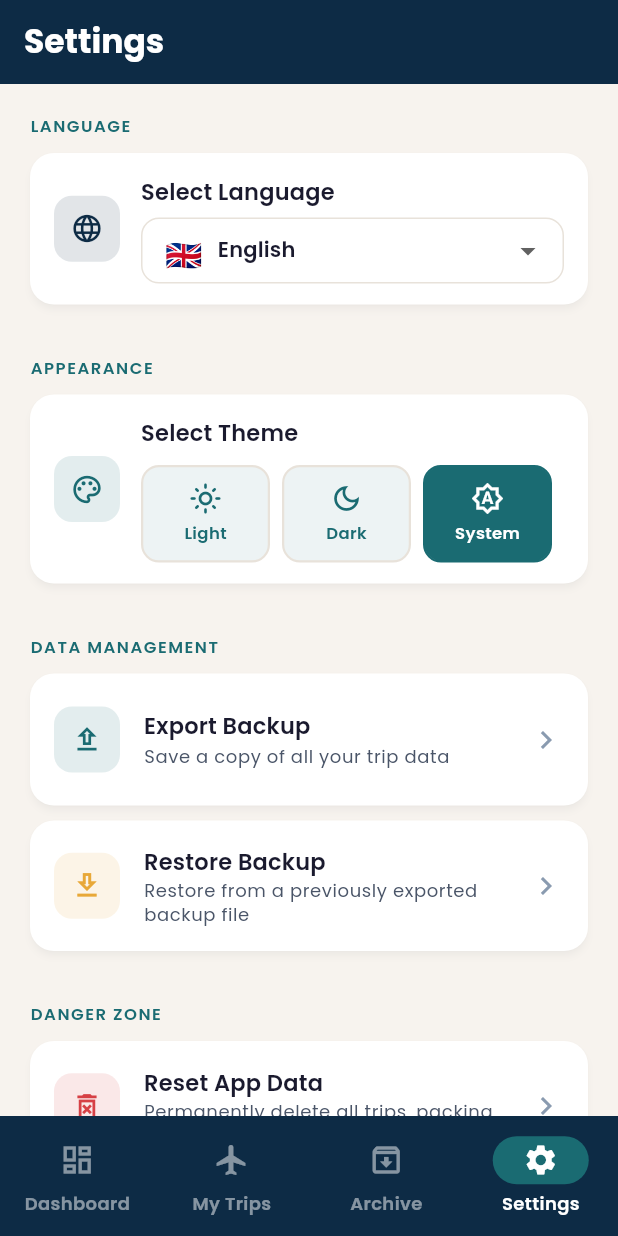
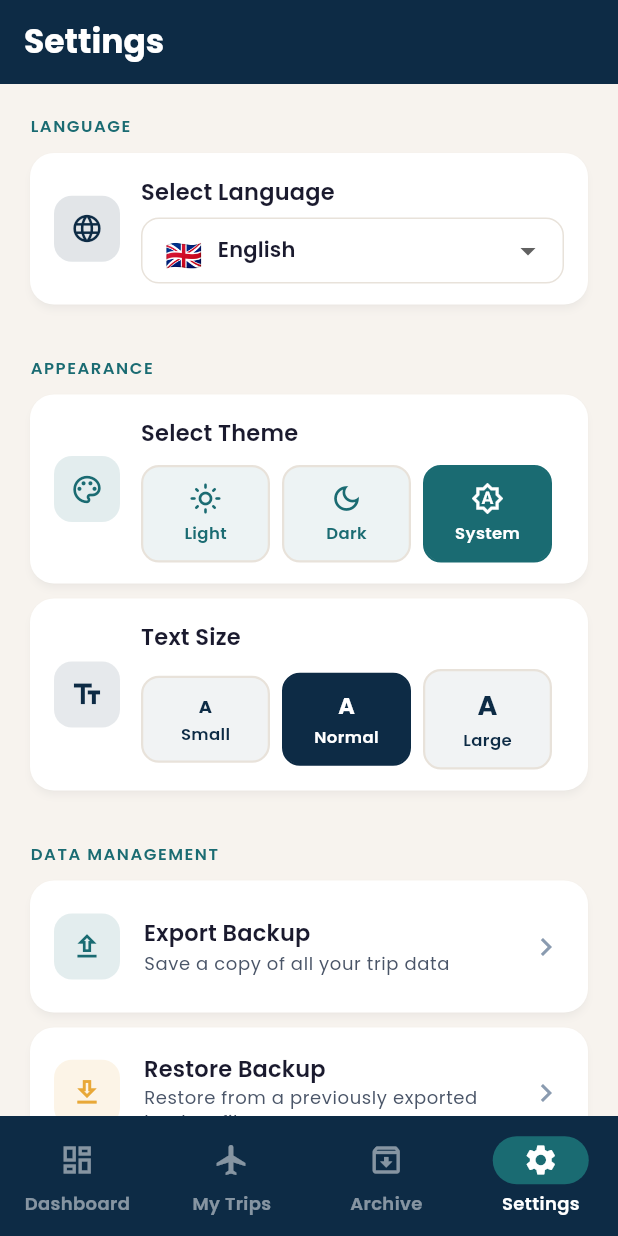
Before and after one commit to odedeli/TripReady, a Flutter app: the screen it shows after launch, item 4 of the bottom bar chosen, on a phone screen of 412 x 824 dp. Run offline on Flutter 3.47's test engine with Material 3 defaults, Android fonts, the phone set to English and light mode, and no system bars; our stand-ins replace file_picker, google_fonts, percent_indicator, shared_preferences, sqflite, sqflite_common_ffi; missing offline and left inert: excel; accounts and stored records are empty.

Commit message:
TripReady v1.2.0 - Font size support

```diff
--- a/lib/l10n/app_en.arb
+++ b/lib/l10n/app_en.arb
@@ -367,5 +367,9 @@
   "settingsSelectTheme": "Select Theme",
   "themeLight": "Light",
   "themeDark": "Dark",
-  "themeSystem": "System"
+  "themeSystem": "System",
+  "settingsTextSize": "Text Size",
+  "fontSmall": "Small",
+  "fontNormal": "Normal",
+  "fontLarge": "Large"
 }
--- a/lib/l10n/app_he.arb
+++ b/lib/l10n/app_he.arb
@@ -367,5 +367,9 @@
   "settingsSelectTheme": "בחר ערכת נושא",
   "themeLight": "בהיר",
   "themeDark": "כהה",
-  "themeSystem": "לפי מערכת"
+  "themeSystem": "לפי מערכת",
+  "settingsTextSize": "גודל טקסט",
+  "fontSmall": "קטן",
+  "fontNormal": "רגיל",
+  "fontLarge": "גדול"
 }
--- a/lib/l10n/app_localizations.dart
+++ b/lib/l10n/app_localizations.dart
@@ -296,6 +296,10 @@ abstract class AppLocalizations {
   String get themeLight;
   String get themeDark;
   String get themeSystem;
+  String get settingsTextSize;
+  String get fontSmall;
+  String get fontNormal;
+  String get fontLarge;
   String fieldExchangeRate(String currency);
   String dashboardDaysUntil(int days);
   String tripsDays(int count);
@@ -878,6 +882,14 @@ class _AppLocalizationsEn extends AppLocalizations {
   @override
   String get themeSystem => 'System';
   @override
+  String get settingsTextSize => 'Text Size';
+  @override
+  String get fontSmall => 'Small';
+  @override
+  String get fontNormal => 'Normal';
+  @override
+  String get fontLarge => 'Large';
+  @override
   String fieldExchangeRate(String currency) => 'Exchange Rate to ' + currency.toString() + '';
   @override
   String dashboardDaysUntil(int days) => '' + days.toString() + ' days until departure';
@@ -1452,6 +1464,14 @@ class _AppLocalizationsHe extends AppLocalizations {
   @override
   String get themeSystem => 'לפי מערכת';
   @override
+  String get settingsTextSize => 'גודל טקסט';
+  @override
+  String get fontSmall => 'קטן';
+  @override
+  String get fontNormal => 'רגיל';
+  @override
+  String get fontLarge => 'גדול';
+  @override
   String fieldExchangeRate(String currency) => 'שער חליפין ל' + currency.toString() + '';
   @override
   String dashboardDaysUntil(int days) => '' + days.toString() + ' ימים עד היציאה';
--- a/lib/main.dart
+++ b/lib/main.dart
@@ -8,6 +8,7 @@ import 'screens/archive/archive_screen.dart';
 import 'screens/settings_screen.dart';
 import 'services/language_service.dart';
 import 'services/theme_service.dart';
+import 'services/font_size_service.dart';
 import 'package:tripready/l10n/app_localizations.dart';
 
 void main() async {
@@ -18,6 +19,7 @@ void main() async {
   }
   await LanguageService.instance.load();
   await ThemeService.instance.load();
+  await FontSizeService.instance.load();
   runApp(const TripReadyApp());
 }
 
@@ -34,12 +36,14 @@ class _TripReadyAppState extends State<TripReadyApp> {
     super.initState();
     LanguageService.instance.addListener(_rebuild);
     ThemeService.instance.addListener(_rebuild);
+    FontSizeService.instance.addListener(_rebuild);
   }
 
   @override
   void dispose() {
     LanguageService.instance.removeListener(_rebuild);
     ThemeService.instance.removeListener(_rebuild);
+    FontSizeService.instance.removeListener(_rebuild);
     super.dispose();
   }
 
@@ -48,12 +52,13 @@ class _TripReadyAppState extends State<TripReadyApp> {
   @override
   Widget build(BuildContext context) {
     final lc = LanguageService.instance.locale.languageCode;
+    final fs = FontSizeService.instance.scale;
     return MaterialApp(
       title: 'TripReady',
       debugShowCheckedModeBanner: false,
       themeMode: ThemeService.instance.themeMode,
-      theme:     TripReadyTheme.theme(languageCode: lc),
-      darkTheme: TripReadyTheme.darkTheme(languageCode: lc),
+      theme:     TripReadyTheme.theme(languageCode: lc, fontScale: fs),
+      darkTheme: TripReadyTheme.darkTheme(languageCode: lc, fontScale: fs),
       locale: LanguageService.instance.locale,
       supportedLocales: LanguageService.supportedLocales,
       localizationsDelegates: AppLocalizations.localizationsDelegates,
--- a/lib/screens/settings_screen.dart
+++ b/lib/screens/settings_screen.dart
@@ -4,6 +4,7 @@ import '../database/backup_service.dart';
 import '../database/database_helper.dart';
 import '../services/language_service.dart';
 import '../services/theme_service.dart';
+import '../services/font_size_service.dart';
 import '../theme/app_theme.dart';
 
 class SettingsScreen extends StatelessWidget {
@@ -26,6 +27,7 @@ class SettingsScreen extends StatelessWidget {
           // ── Appearance ──
           _SectionLabel(l.settingsAppearance),
           const _ThemeTile(),
+          const _FontSizeTile(),
 
           const SizedBox(height: 24),
 
@@ -376,6 +378,117 @@ class _ThemeOption {
   const _ThemeOption({required this.mode, required this.label, required this.icon});
 }
 
+// ── Font Size Tile ───────────────────────────────────────────
+class _FontSizeTile extends StatefulWidget {
+  const _FontSizeTile();
+
+  @override
+  State<_FontSizeTile> createState() => _FontSizeTileState();
+}
+
+class _FontSizeTileState extends State<_FontSizeTile> {
+  @override
+  void initState() {
+    super.initState();
+    FontSizeService.instance.addListener(_rebuild);
+  }
+
+  @override
+  void dispose() {
+    FontSizeService.instance.removeListener(_rebuild);
+    super.dispose();
+  }
+
+  void _rebuild() => setState(() {});
+
+  @override
+  Widget build(BuildContext context) {
+    final l = AppLocalizations.of(context);
+    final current = FontSizeService.instance.size;
+
+    final options = [
+      _FontOption(size: AppFontSize.small,  label: l.fontSmall,  previewSize: 12),
+      _FontOption(size: AppFontSize.normal, label: l.fontNormal, previewSize: 15),
+      _FontOption(size: AppFontSize.large,  label: l.fontLarge,  previewSize: 18),
+    ];
+
+    return Card(
+      margin: const EdgeInsets.only(bottom: 10),
+      child: Padding(
+        padding: const EdgeInsets.symmetric(horizontal: 16, vertical: 14),
+        child: Row(children: [
+          Container(
+            width: 44, height: 44,
+            decoration: BoxDecoration(
+              color: TripReadyTheme.navy.withOpacity(0.10),
+              borderRadius: BorderRadius.circular(12),
+            ),
+            child: const Icon(Icons.text_fields_outlined,
+                color: TripReadyTheme.navy, size: 22),
+          ),
+          const SizedBox(width: 14),
+          Expanded(
+            child: Column(crossAxisAlignment: CrossAxisAlignment.start, children: [
+              Text(l.settingsTextSize,
+                  style: Theme.of(context).textTheme.titleMedium),
+              const SizedBox(height: 10),
+              Row(children: options.map((opt) {
+                final selected = current == opt.size;
+                return Expanded(
+                  child: Padding(
+                    padding: const EdgeInsets.only(right: 8),
+                    child: GestureDetector(
+                      onTap: () => FontSizeService.instance.setSize(opt.size),
+                      child: AnimatedContainer(
+                        duration: const Duration(milliseconds: 200),
+                        padding: const EdgeInsets.symmetric(vertical: 10),
+                        decoration: BoxDecoration(
+                          color: selected
+                              ? TripReadyTheme.navy
+                              : TripReadyTheme.navy.withOpacity(0.06),
+                          borderRadius: BorderRadius.circular(12),
+                          border: Border.all(
+                            color: selected
+                                ? TripReadyTheme.navy
+                                : TripReadyTheme.warmGrey,
+                            width: 1.5,
+                          ),
+                        ),
+                        child: Column(mainAxisSize: MainAxisSize.min, children: [
+                          Text('A',
+                              style: TextStyle(
+                                fontSize: opt.previewSize,
+                                fontWeight: FontWeight.w700,
+                                color: selected ? Colors.white : TripReadyTheme.navy,
+                              )),
+                          const SizedBox(height: 2),
+                          Text(opt.label,
+                              style: TextStyle(
+                                fontSize: 11,
+                                fontWeight: FontWeight.w600,
+                                color: selected ? Colors.white : TripReadyTheme.navy,
+                              )),
+                        ]),
+                      ),
+                    ),
+                  ),
+                );
+              }).toList()),
+            ]),
+          ),
+        ]),
+      ),
+    );
+  }
+}
+
+class _FontOption {
+  final AppFontSize size;
+  final String label;
+  final double previewSize;
+  const _FontOption({required this.size, required this.label, required this.previewSize});
+}
+
 // ── Final Reset Confirmation ──────────────────────────────────
 class _FinalResetConfirmDialog extends StatefulWidget {
   final AppLocalizations l;
--- /dev/null
+++ b/lib/services/font_size_service.dart
@@ -0,0 +1,56 @@
+import 'package:flutter/material.dart';
+import 'package:shared_preferences/shared_preferences.dart';
+
+enum AppFontSize { small, normal, large }
+
+class FontSizeService extends ChangeNotifier {
+  static final FontSizeService instance = FontSizeService._();
+  FontSizeService._();
+
+  static const _key = 'app_font_size';
+
+  AppFontSize _size = AppFontSize.normal;
+  AppFontSize get size => _size;
+
+  /// Scale multiplier applied to all font sizes in the theme.
+  /// small=0.88, normal=1.0, large=1.14
+  /// Chosen so large never breaks common layouts (< 2 lines in most labels).
+  double get scale {
+    switch (_size) {
+      case AppFontSize.small:  return 0.88;
+      case AppFontSize.normal: return 1.0;
+      case AppFontSize.large:  return 1.14;
+    }
+  }
+
+  Future<void> load() async {
+    final prefs = await SharedPreferences.getInstance();
+    final saved = prefs.getString(_key) ?? 'normal';
+    _size = _fromString(saved);
+    notifyListeners();
+  }
+
+  Future<void> setSize(AppFontSize size) async {
+    if (_size == size) return;
+    _size = size;
+    final prefs = await SharedPreferences.getInstance();
+    await prefs.setString(_key, _toString(size));
+    notifyListeners();
+  }
+
+  static AppFontSize _fromString(String s) {
+    switch (s) {
+      case 'small': return AppFontSize.small;
+      case 'large': return AppFontSize.large;
+      default:      return AppFontSize.normal;
+    }
+  }
+
+  static String _toString(AppFontSize s) {
+    switch (s) {
+      case AppFontSize.small:  return 'small';
+      case AppFontSize.large:  return 'large';
+      case AppFontSize.normal: return 'normal';
+    }
+  }
+}
--- a/lib/theme/app_theme.dart
+++ b/lib/theme/app_theme.dart
@@ -8,10 +8,12 @@ TextStyle _f(
   FontWeight weight = FontWeight.w400,
   Color? color,
   double? height,
+  double scale = 1.0,
 }) {
+  final s = (size * scale).roundToDouble();
   return languageCode == 'he'
-      ? GoogleFonts.dmSans(fontSize: size, fontWeight: weight, color: color, height: height)
-      : GoogleFonts.poppins(fontSize: size, fontWeight: weight, color: color, height: height);
+      ? GoogleFonts.dmSans(fontSize: s, fontWeight: weight, color: color, height: height)
+      : GoogleFonts.poppins(fontSize: s, fontWeight: weight, color: color, height: height);
 }
 
 TextStyle _h(
@@ -19,10 +21,12 @@ TextStyle _h(
   double size = 18,
   FontWeight weight = FontWeight.w600,
   Color? color,
+  double scale = 1.0,
 }) {
+  final s = (size * scale).roundToDouble();
   return languageCode == 'he'
-      ? GoogleFonts.dmSans(fontSize: size, fontWeight: weight, color: color)
-      : GoogleFonts.poppins(fontSize: size, fontWeight: weight, color: color);
+      ? GoogleFonts.dmSans(fontSize: s, fontWeight: weight, color: color)
+      : GoogleFonts.poppins(fontSize: s, fontWeight: weight, color: color);
 }
 
 class TripReadyTheme {
@@ -57,8 +61,9 @@ class TripReadyTheme {
   static const Color darkWarmGrey   = Color(0xFF2A3A4A);
 
   // ── Light theme ───────────────────────────────────────────
-  static ThemeData theme({String languageCode = 'en'}) {
+  static ThemeData theme({String languageCode = 'en', double fontScale = 1.0}) {
     final lc = languageCode;
+    final fs = fontScale;
     return ThemeData(
       useMaterial3: true,
       brightness: Brightness.light,
@@ -78,12 +83,12 @@ class TripReadyTheme {
         onError: Colors.white,
       ),
       scaffoldBackgroundColor: cream,
-      textTheme: _buildTextTheme(lc, isLight: true),
+      textTheme: _buildTextTheme(lc, isLight: true, scale: fs),
       appBarTheme: AppBarTheme(
         backgroundColor: navy,
         foregroundColor: Colors.white,
         elevation: 0,
-        titleTextStyle: _h(lc, size: 22, weight: FontWeight.w700, color: Colors.white),
+        titleTextStyle: _h(lc, size: 22, weight: FontWeight.w700, color: Colors.white, scale: fs),
         iconTheme: const IconThemeData(color: Colors.white),
       ),
       cardTheme: CardThemeData(
@@ -98,7 +103,7 @@ class TripReadyTheme {
           foregroundColor: Colors.white,
           padding: const EdgeInsets.symmetric(horizontal: 24, vertical: 14),
           shape: RoundedRectangleBorder(borderRadius: BorderRadius.circular(12)),
-          textStyle: _f(lc, size: 15, weight: FontWeight.w600),
+          textStyle: _f(lc, size: 15, weight: FontWeight.w600, scale: fs),
         ),
       ),
       outlinedButtonTheme: OutlinedButtonThemeData(
@@ -107,7 +112,7 @@ class TripReadyTheme {
           side: const BorderSide(color: teal, width: 1.5),
           padding: const EdgeInsets.symmetric(horizontal: 24, vertical: 14),
           shape: RoundedRectangleBorder(borderRadius: BorderRadius.circular(12)),
-          textStyle: _f(lc, size: 15, weight: FontWeight.w600),
+          textStyle: _f(lc, size: 15, weight: FontWeight.w600, scale: fs),
         ),
       ),
       floatingActionButtonTheme: const FloatingActionButtonThemeData(
@@ -121,13 +126,13 @@ class TripReadyTheme {
         border:        OutlineInputBorder(borderRadius: BorderRadius.circular(12), borderSide: const BorderSide(color: warmGrey)),
         enabledBorder: OutlineInputBorder(borderRadius: BorderRadius.circular(12), borderSide: const BorderSide(color: warmGrey)),
         focusedBorder: OutlineInputBorder(borderRadius: BorderRadius.circular(12), borderSide: const BorderSide(color: teal, width: 2)),
-        labelStyle: _f(lc, size: 14, color: textMid),
-        hintStyle:  _f(lc, size: 14, color: textLight),
+        labelStyle: _f(lc, size: 14, color: textMid, scale: fs),
+        hintStyle:  _f(lc, size: 14, color: textLight, scale: fs),
       ),
       chipTheme: ChipThemeData(
         backgroundColor: warmGrey,
         selectedColor: teal.withOpacity(0.15),
-        labelStyle: _f(lc, size: 12, weight: FontWeight.w500),
+        labelStyle: _f(lc, size: 12, weight: FontWeight.w500, scale: fs),
         padding: const EdgeInsets.symmetric(horizontal: 10, vertical: 4),
         shape: RoundedRectangleBorder(borderRadius: BorderRadius.circular(20)),
       ),
@@ -140,7 +145,7 @@ class TripReadyTheme {
           return IconThemeData(color: Colors.white.withOpacity(0.5));
         }),
         labelTextStyle: WidgetStateProperty.resolveWith((states) {
-          final style = _f(lc, size: 12, weight: FontWeight.w600);
+          final style = _f(lc, size: 12, weight: FontWeight.w600, scale: fs);
           if (states.contains(WidgetState.selected)) return style.copyWith(color: Colors.white);
           return style.copyWith(color: Colors.white.withOpacity(0.5));
         }),
@@ -149,8 +154,9 @@ class TripReadyTheme {
   }
 
   // ── Dark theme ────────────────────────────────────────────
-  static ThemeData darkTheme({String languageCode = 'en'}) {
+  static ThemeData darkTheme({String languageCode = 'en', double fontScale = 1.0}) {
     final lc = languageCode;
+    final fs = fontScale;
     return ThemeData(
       useMaterial3: true,
       brightness: Brightness.dark,
@@ -170,12 +176,12 @@ class TripReadyTheme {
         onError: Colors.white,
       ),
       scaffoldBackgroundColor: darkBg,
-      textTheme: _buildTextTheme(lc, isLight: false),
+      textTheme: _buildTextTheme(lc, isLight: false, scale: fs),
       appBarTheme: AppBarTheme(
         backgroundColor: darkNavy,
         foregroundColor: darkTextDark,
         elevation: 0,
-        titleTextStyle: _h(lc, size: 22, weight: FontWeight.w700, color: darkTextDark),
+        titleTextStyle: _h(lc, size: 22, weight: FontWeight.w700, color: darkTextDark, scale: fs),
         iconTheme: IconThemeData(color: darkTextDark),
       ),
       cardTheme: CardThemeData(
@@ -189,7 +195,7 @@ class TripReadyTheme {
           foregroundColor: darkBg,
           padding: const EdgeInsets.symmetric(horizontal: 24, vertical: 14),
           shape: RoundedRectangleBorder(borderRadius: BorderRadius.circular(12)),
-          textStyle: _f(lc, size: 15, weight: FontWeight.w600),
+          textStyle: _f(lc, size: 15, weight: FontWeight.w600, scale: fs),
         ),
       ),
       outlinedButtonTheme: OutlinedButtonThemeData(
@@ -198,7 +204,7 @@ class TripReadyTheme {
           side: BorderSide(color: darkTeal, width: 1.5),
           padding: const EdgeInsets.symmetric(horizontal: 24, vertical: 14),
           shape: RoundedRectangleBorder(borderRadius: BorderRadius.circular(12)),
-          textStyle: _f(lc, size: 15, weight: FontWeight.w600),
+          textStyle: _f(lc, size: 15, weight: FontWeight.w600, scale: fs),
         ),
       ),
       floatingActionButtonTheme: FloatingActionButtonThemeData(
@@ -212,13 +218,13 @@ class TripReadyTheme {
         border:        OutlineInputBorder(borderRadius: BorderRadius.circular(12), borderSide: BorderSide(color: darkWarmGrey)),
         enabledBorder: OutlineInputBorder(borderRadius: BorderRadius.circular(12), borderSide: BorderSide(color: darkWarmGrey)),
         focusedBorder: OutlineInputBorder(borderRadius: BorderRadius.circular(12), borderSide: BorderSide(color: darkTeal, width: 2)),
-        labelStyle: _f(lc, size: 14, color: darkTextMid),
-        hintStyle:  _f(lc, size: 14, color: darkTextLight),
+        labelStyle: _f(lc, size: 14, color: darkTextMid, scale: fs),
+        hintStyle:  _f(lc, size: 14, color: darkTextLight, scale: fs),
       ),
       chipTheme: ChipThemeData(
         backgroundColor: darkWarmGrey,
         selectedColor: darkTeal.withOpacity(0.25),
-        labelStyle: _f(lc, size: 12, weight: FontWeight.w500, color: darkTextDark),
+        labelStyle: _f(lc, size: 12, weight: FontWeight.w500, color: darkTextDark, scale: fs),
         padding: const EdgeInsets.symmetric(horizontal: 10, vertical: 4),
         shape: RoundedRectangleBorder(borderRadius: BorderRadius.circular(20)),
       ),
@@ -231,7 +237,7 @@ class TripReadyTheme {
           return IconThemeData(color: darkTextMid);
         }),
         labelTextStyle: WidgetStateProperty.resolveWith((states) {
-          final style = _f(lc, size: 12, weight: FontWeight.w600);
+          final style = _f(lc, size: 12, weight: FontWeight.w600, scale: fs);
           if (states.contains(WidgetState.selected)) return style.copyWith(color: darkTextDark);
           return style.copyWith(color: darkTextMid);
         }),
@@ -240,24 +246,24 @@ class TripReadyTheme {
   }
 
   // ── Text theme builder ────────────────────────────────────
-  static TextTheme _buildTextTheme(String lc, {required bool isLight}) {
+  static TextTheme _buildTextTheme(String lc, {required bool isLight, double scale = 1.0}) {
     final heading = isLight ? navy : darkTextDark;
     final body    = isLight ? textDark : darkTextDark;
     final mid     = isLight ? textMid : darkTextMid;
     final accent  = isLight ? teal : darkTeal;
     return TextTheme(
-      displayLarge:  _h(lc, size: 36, weight: FontWeight.w700, color: heading),
-      displayMedium: _h(lc, size: 28, weight: FontWeight.w700, color: heading),
-      displaySmall:  _h(lc, size: 22, weight: FontWeight.w600, color: heading),
-      headlineMedium:_h(lc, size: 20, weight: FontWeight.w600, color: heading),
-      headlineSmall: _h(lc, size: 18, weight: FontWeight.w600, color: heading),
-      titleLarge:    _f(lc, size: 17, weight: FontWeight.w600, color: body),
-      titleMedium:   _f(lc, size: 15, weight: FontWeight.w600, color: body),
-      titleSmall:    _f(lc, size: 13, weight: FontWeight.w600, color: mid),
-      bodyLarge:     _f(lc, size: 16, color: body),
-      bodyMedium:    _f(lc, size: 14, color: body),
-      bodySmall:     _f(lc, size: 12, color: mid),
-      labelLarge:    _f(lc, size: 14, weight: FontWeight.w600, color: accent),
+      displayLarge:  _h(lc, size: 36, weight: FontWeight.w700, color: heading, scale: scale),
+      displayMedium: _h(lc, size: 28, weight: FontWeight.w700, color: heading, scale: scale),
+      displaySmall:  _h(lc, size: 22, weight: FontWeight.w600, color: heading, scale: scale),
+      headlineMedium:_h(lc, size: 20, weight: FontWeight.w600, color: heading, scale: scale),
+      headlineSmall: _h(lc, size: 18, weight: FontWeight.w600, color: heading, scale: scale),
+      titleLarge:    _f(lc, size: 17, weight: FontWeight.w600, color: body, scale: scale),
+      titleMedium:   _f(lc, size: 15, weight: FontWeight.w600, color: body, scale: scale),
+      titleSmall:    _f(lc, size: 13, weight: FontWeight.w600, color: mid, scale: scale),
+      bodyLarge:     _f(lc, size: 16, color: body, scale: scale),
+      bodyMedium:    _f(lc, size: 14, color: body, scale: scale),
+      bodySmall:     _f(lc, size: 12, color: mid, scale: scale),
+      labelLarge:    _f(lc, size: 14, weight: FontWeight.w600, color: accent, scale: scale),
     );
   }
 }
```
